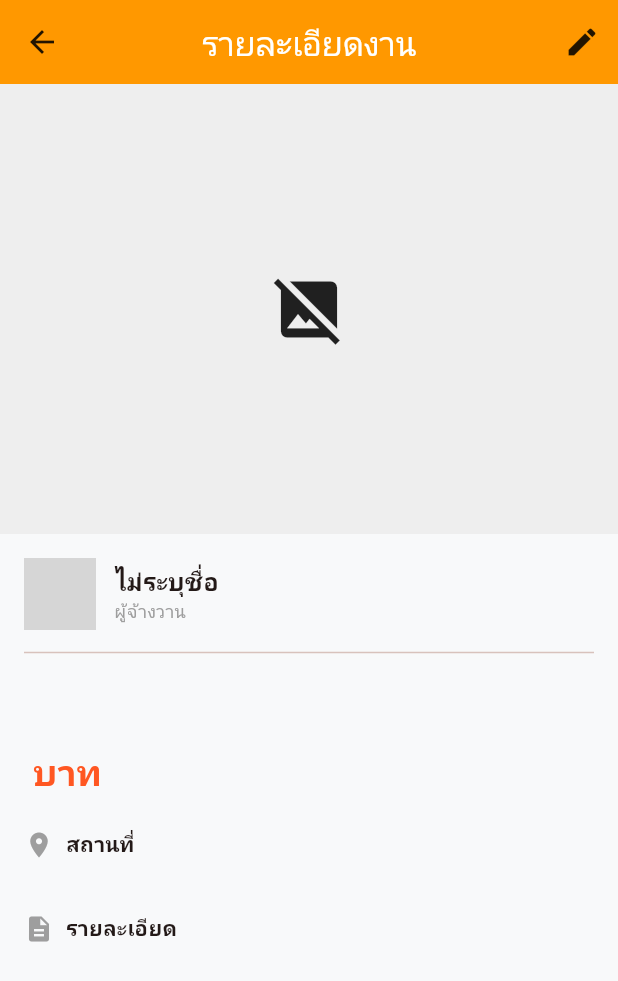
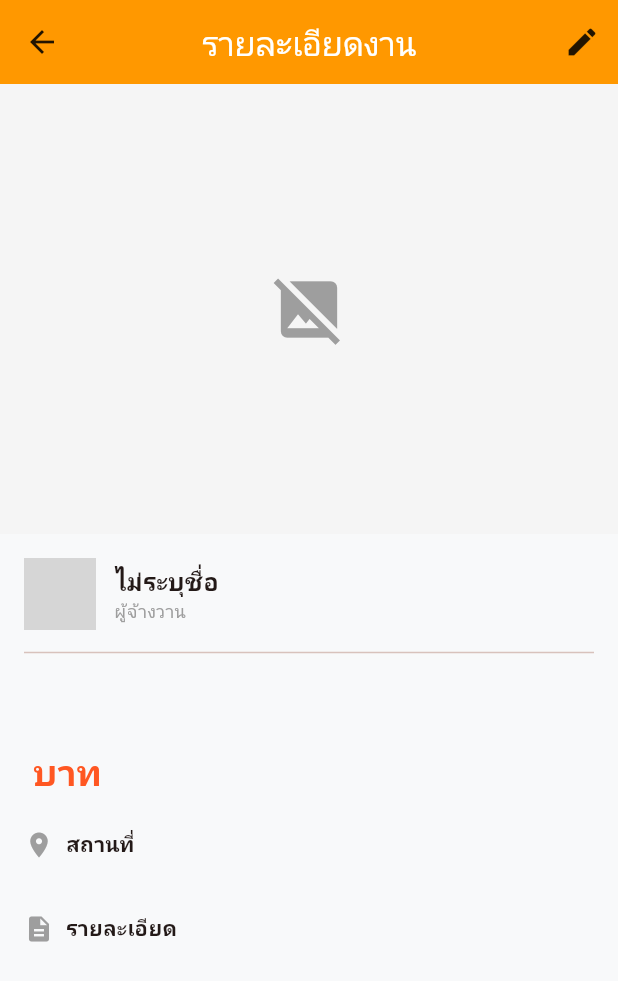
Before and after one commit to MasterJef/cpruapp, a Flutter app: the JobDetailScreen screen opened directly with empty values, on a phone screen of 412 x 824 dp. Shown: the top 981 px of the screen. Run offline on Flutter 3.47's test engine with Material 3 defaults, Android fonts, the phone set to English and light mode, and no system bars; our stand-ins replace cloud_firestore, firebase_auth, firebase_core, firebase_storage, image_cropper, image_picker; accounts and stored records are empty; network calls fail; grey boxes are pictures that could not be loaded.

Commit message:
fuck bug mtf

```diff
--- a/lib/widgets/product_image_slider.dart
+++ b/lib/widgets/product_image_slider.dart
@@ -18,16 +18,26 @@ class _ProductImageSliderState extends State<ProductImageSlider> {
     if (widget.imageUrls.isEmpty) {
       return Container(
         height: 300,
-        color: Colors.grey[200],
-        child: const Center(child: Icon(Icons.image_not_supported, size: 50)),
+        color: Colors.grey[100], // Lighter grey for empty state
+        child: const Center(
+          child: Icon(Icons.image_not_supported, size: 50, color: Colors.grey),
+        ),
       );
     }
 
     return Column(
       children: [
         // --- 1. รูปใหญ่ (Main Image) ---
-        SizedBox(
-          height: 350, // ปรับความสูงรูปใหญ่
+        Container(
+          // Wrap with Container for styling
+          height: 350,
+          width: double.infinity,
+          decoration: BoxDecoration(
+            color: Colors.white, // ✅ Set background to White
+            border: Border.all(
+              color: Colors.grey.shade200,
+            ), // ✅ Add a subtle border
+          ),
           child: Stack(
             children: [
               PageView.builder(
@@ -35,24 +45,25 @@ class _ProductImageSliderState extends State<ProductImageSlider> {
                 itemCount: widget.imageUrls.length,
                 onPageChanged: (index) {
                   setState(() => _selectedIndex = index);
-                  _scrollToThumbnail(index); // เลื่อนรูปเล็กตาม
+                  _scrollToThumbnail(index);
                 },
                 itemBuilder: (context, index) {
                   return GestureDetector(
                     onTap: () {
-                      // กดแล้วดู Fullscreen (ถ้ามีหน้า FullScreenImageView)
-                      // Navigator.push(...)
+                      // Add fullscreen navigation logic here if needed
                     },
                     child: Image.network(
                       widget.imageUrls[index],
-                      fit: BoxFit.contain, // เห็นครบ
-                      errorBuilder: (_, __, ___) => const Icon(Icons.error),
+                      fit: BoxFit.contain, // Keep contain to see full image
+                      errorBuilder: (_, __, ___) => const Center(
+                        child: Icon(Icons.error, color: Colors.grey),
+                      ),
                     ),
                   );
                 },
               ),
 
-              // ปุ่มลูกศรซ้ายขวา (บนรูปใหญ่)
+              // Navigation Arrows (Left/Right)
               if (widget.imageUrls.length > 1) ...[
                 Positioned(
                   left: 10,
@@ -60,10 +71,13 @@ class _ProductImageSliderState extends State<ProductImageSlider> {
                   bottom: 0,
                   child: Center(
                     child: CircleAvatar(
-                      backgroundColor: Colors.black26,
+                      backgroundColor:
+                          Colors.black12, // Lighter background for arrows
+                      radius: 16,
                       child: IconButton(
+                        padding: EdgeInsets.zero,
                         icon: const Icon(
-                          Icons.arrow_back_ios,
+                          Icons.arrow_back_ios_new,
                           size: 16,
                           color: Colors.white,
                         ),
@@ -83,8 +97,10 @@ class _ProductImageSliderState extends State<ProductImageSlider> {
                   bottom: 0,
                   child: Center(
                     child: CircleAvatar(
-                      backgroundColor: Colors.black26,
+                      backgroundColor: Colors.black12,
+                      radius: 16,
                       child: IconButton(
+                        padding: EdgeInsets.zero,
                         icon: const Icon(
                           Icons.arrow_forward_ios,
                           size: 16,
@@ -101,6 +117,26 @@ class _ProductImageSliderState extends State<ProductImageSlider> {
                   ),
                 ),
               ],
+
+              // Image Counter Badge (bottom right)
+              Positioned(
+                bottom: 10,
+                right: 10,
+                child: Container(
+                  padding: const EdgeInsets.symmetric(
+                    horizontal: 8,
+                    vertical: 4,
+                  ),
+                  decoration: BoxDecoration(
+                    color: Colors.black.withOpacity(0.6),
+                    borderRadius: BorderRadius.circular(12),
+                  ),
+                  child: Text(
+                    '${_selectedIndex + 1}/${widget.imageUrls.length}',
+                    style: const TextStyle(color: Colors.white, fontSize: 12),
+                  ),
+                ),
+              ),
             ],
           ),
         ),
@@ -110,12 +146,12 @@ class _ProductImageSliderState extends State<ProductImageSlider> {
         // --- 2. แถบรูปเล็ก (Thumbnail Strip) ---
         if (widget.imageUrls.length > 1)
           SizedBox(
-            height: 80, // ความสูงแถบรูปเล็ก
+            height: 70, // Adjusted height
             child: Row(
               children: [
-                // ปุ่มเลื่อนซ้าย
+                // Left Arrow for Thumbnails
                 IconButton(
-                  icon: const Icon(Icons.chevron_left),
+                  icon: const Icon(Icons.chevron_left, color: Colors.grey),
                   onPressed: () {
                     _thumbController.animateTo(
                       _thumbController.offset - 100,
@@ -125,7 +161,7 @@ class _ProductImageSliderState extends State<ProductImageSlider> {
                   },
                 ),
 
-                // รายการรูปเล็ก
+                // Thumbnails List
                 Expanded(
                   child: ListView.builder(
                     controller: _thumbController,
@@ -142,16 +178,23 @@ class _ProductImageSliderState extends State<ProductImageSlider> {
                           width: 70,
                           margin: const EdgeInsets.symmetric(horizontal: 4),
                           decoration: BoxDecoration(
-                            border: isSelected
-                                ? Border.all(color: Colors.orange, width: 2)
-                                : null,
-                            borderRadius: BorderRadius.circular(8),
+                            color: Colors.white,
+                            border: Border.all(
+                              color: isSelected
+                                  ? Colors.orange
+                                  : Colors.grey.shade300,
+                              width: isSelected ? 2 : 1,
+                            ),
+                            borderRadius: BorderRadius.circular(4),
                           ),
-                          child: ClipRRect(
-                            borderRadius: BorderRadius.circular(6),
+                          child: Padding(
+                            // Add padding inside border
+                            padding: const EdgeInsets.all(2.0),
                             child: Image.network(
                               widget.imageUrls[index],
-                              fit: BoxFit.cover,
+                              fit: BoxFit.cover, // Thumbnails should be cover
+                              errorBuilder: (_, __, ___) =>
+                                  const Icon(Icons.error, size: 16),
                             ),
                           ),
                         ),
@@ -160,9 +203,9 @@ class _ProductImageSliderState extends State<ProductImageSlider> {
                   ),
                 ),
 
-                // ปุ่มเลื่อนขวา
+                // Right Arrow for Thumbnails
                 IconButton(
-                  icon: const Icon(Icons.chevron_right),
+                  icon: const Icon(Icons.chevron_right, color: Colors.grey),
                   onPressed: () {
                     _thumbController.animateTo(
                       _thumbController.offset + 100,
@@ -178,11 +221,10 @@ class _ProductImageSliderState extends State<ProductImageSlider> {
     );
   }
 
-  // ฟังก์ชันช่วยเลื่อนแถบรูปเล็กให้ตรงกับรูปใหญ่
   void _scrollToThumbnail(int index) {
     if (_thumbController.hasClients) {
       _thumbController.animateTo(
-        index * 78.0, // ขนาดรูป + margin
+        index * 78.0,
         duration: const Duration(milliseconds: 300),
         curve: Curves.ease,
       );
```
Also changed, not shown: lib/widgets/full_screen_image.dart (+10 -4 lines).
